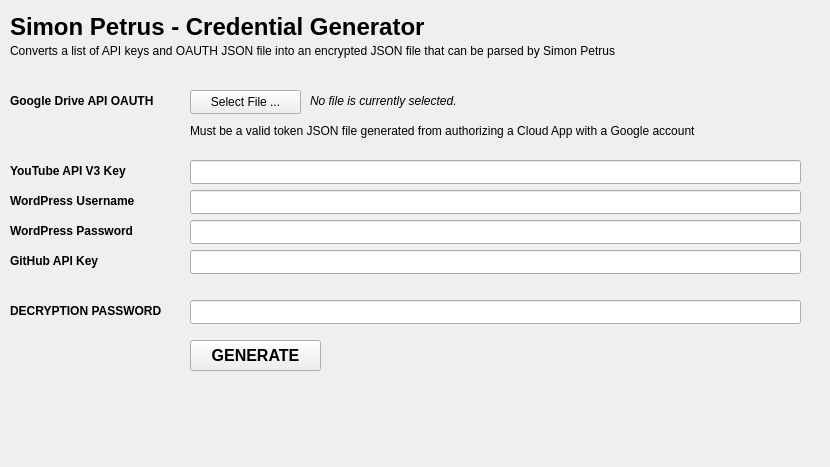
This is qtdesigner-ui/screen_credential_generator.ui in gkisalatiga/simon-petrus as Qt 5 draws it before an edit. The edited form follows.
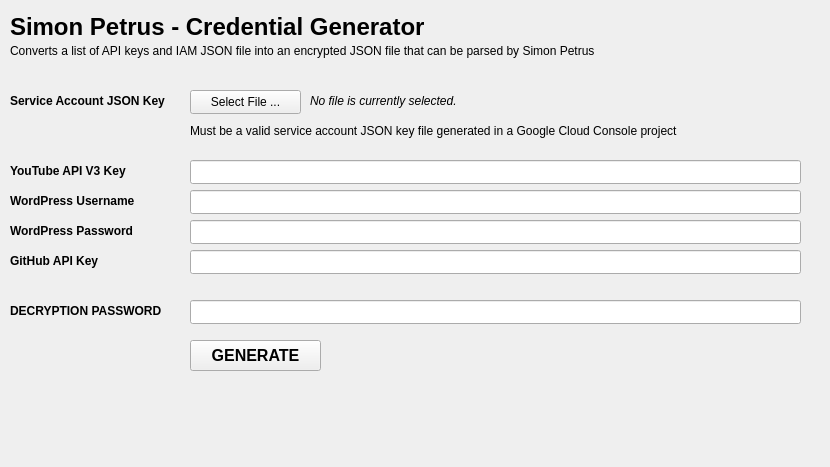
This is the edited form.

```diff
--- a/qtdesigner-ui/screen_credential_generator.ui
+++ b/qtdesigner-ui/screen_credential_generator.ui
@@ -50,7 +50,7 @@
      </rect>
     </property>
     <property name="text">
-     <string>Converts a list of API keys and OAUTH JSON file into an encrypted JSON file that can be parsed by Simon Petrus</string>
+     <string>Converts a list of API keys and IAM JSON file into an encrypted JSON file that can be parsed by Simon Petrus</string>
     </property>
    </widget>
    <widget class="QPushButton" name="btn_json_oauth_drive">
@@ -82,7 +82,7 @@
      </font>
     </property>
     <property name="text">
-     <string>Google Drive API OAUTH</string>
+     <string>Service Account JSON Key</string>
     </property>
    </widget>
    <widget class="QLabel" name="txt_cred_loc">
@@ -280,7 +280,7 @@
      </font>
     </property>
     <property name="text">
-     <string>Must be a valid token JSON file generated from authorizing a Cloud App with a Google account</string>
+     <string>Must be a valid service account JSON key file generated in a Google Cloud Console project</string>
     </property>
    </widget>
    <widget class="QLineEdit" name="field_api_wp_pass">
```
